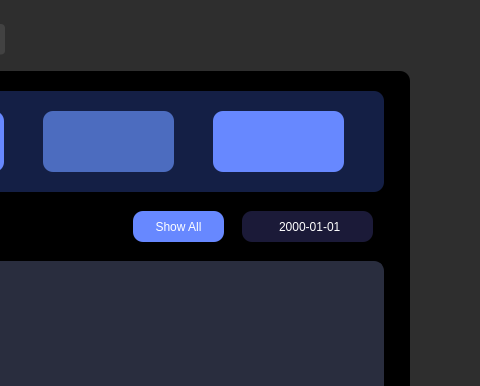
JinxSeven/retail-manager-lite, file assets/uiux/stocking.ui: the form before one commit; both pictures show x 427 to 907 and y 0 to 386 of the 907 by 593 pixel window.
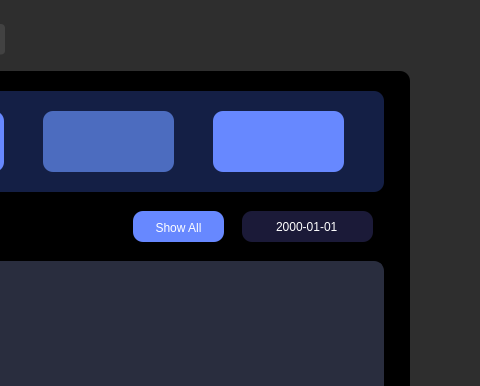
The form after the commit. Icons and pictures are not drawn.

Commit message: qss_padding

Diff of the .ui file:
```diff
--- a/assets/uiux/stocking.ui
+++ b/assets/uiux/stocking.ui
@@ -1676,7 +1676,7 @@
 QDateEdit#dateEdit {
     border-radius: 10px;
     background-color: rgb(27, 26, 56);
-    padding-left: 35px;
+    padding-left: 32px;
     color: white;
     font: 8pt &quot;Poppins&quot;;
 }
@@ -1797,7 +1797,8 @@
 font: 63 8pt &quot;Poppins SemiBold&quot;;
 color: white; /* Text color */
 outline: 0;
-padding: 10px 20px; /* Padding for the button */
+padding-top: 2px;
+ /* Padding for the button */
 border: none; /* Remove default button border */
 border-radius: 10px; /* Add some border-radius for a rounded appearance */
 }
```
The commit also changes 2 other files.
